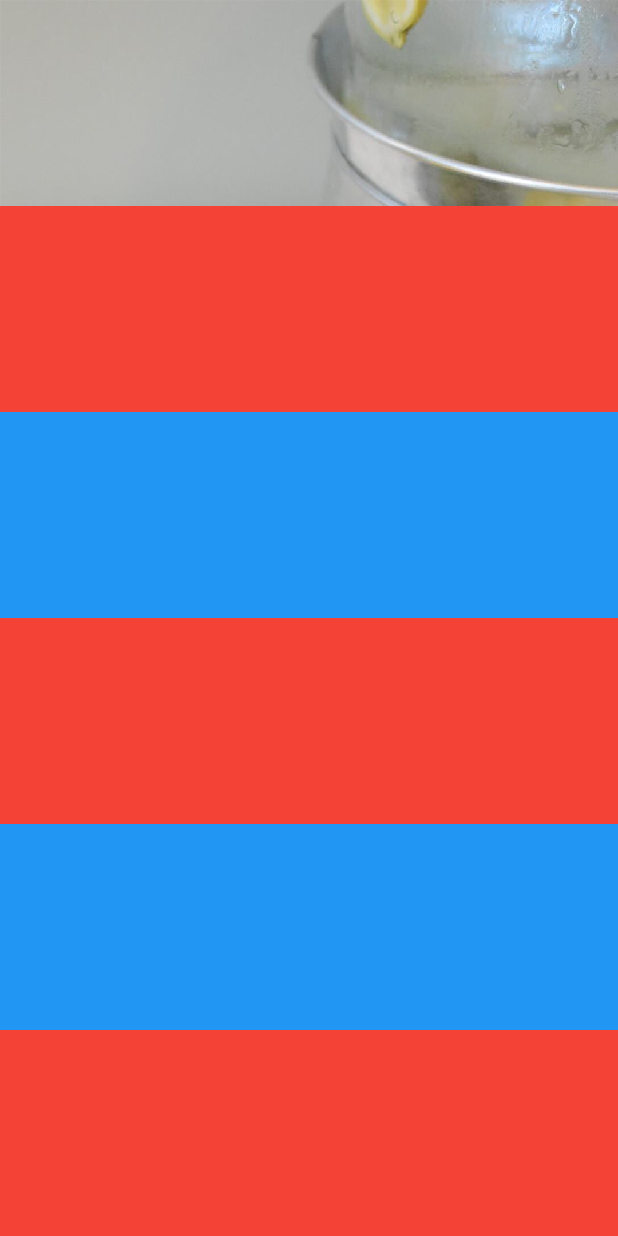
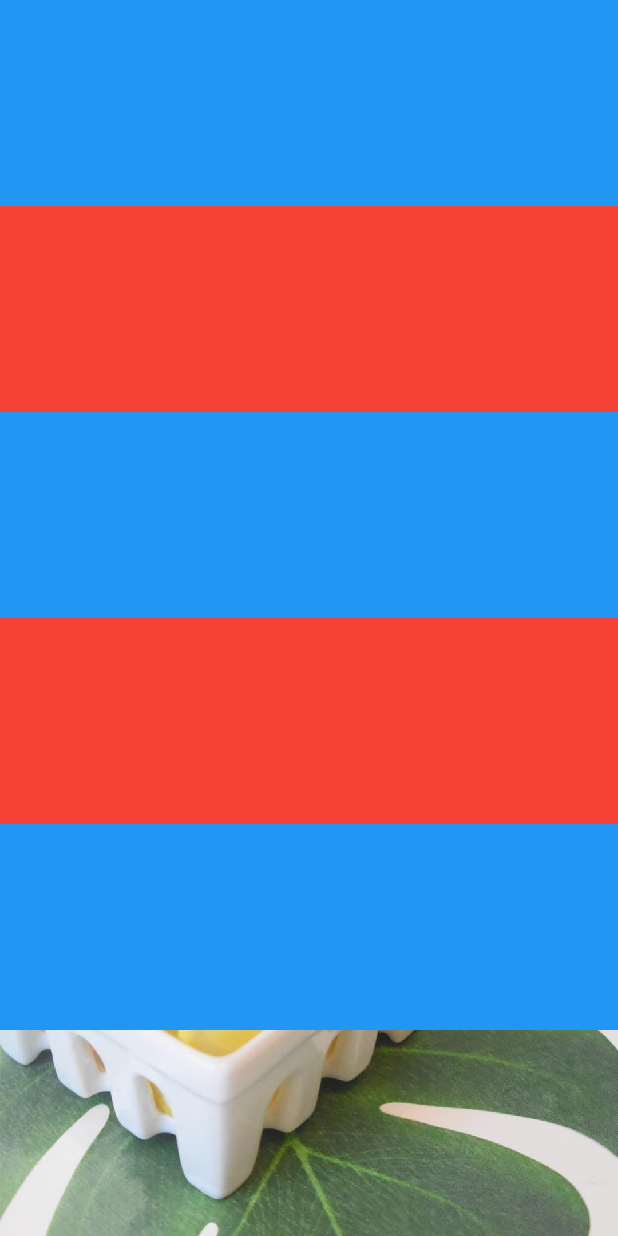
Before and after one commit to bladeofgod/listview_perspective_item, a Flutter app: the screen it shows after launch, on a phone screen of 412 x 824 dp. Run offline on Flutter 3.47's test engine with Material 2 defaults, Android fonts, the phone set to English and light mode, and no system bars.

Commit message:
all done

```diff
--- a/lib/demo_page.dart
+++ b/lib/demo_page.dart
@@ -1,4 +1,5 @@
 
+import 'package:flutter/cupertino.dart';
 import 'package:flutter/material.dart';
 import 'dart:ui' as ui;
 import 'dart:math' as math;
@@ -50,9 +51,11 @@ class DemoPageState extends State<DemoPage> {
 
   Widget listView(Size size){
     return ListView(
+      padding: EdgeInsets.all(0),
+      key: key,
       controller: controller,
       children: List.generate(30, (index){
-        return index == 0 ? specialOne(size): Container(
+        return (index == 10 || index == 5) ? specialOne(size): Container(
           width: size.width,height: size.height/6,
           color: index % 2 == 0 ? Colors.blue : Colors.red,
         );
@@ -65,7 +68,8 @@ class DemoPageState extends State<DemoPage> {
   Widget specialOne(Size size){
     return Container(
       width: size.width,height: size.height/6,
-      child: DrawImageItem(size: size, controller: controller),
+      child: DrawImageItem(size: size, controller: controller,viewPortHeight: size.height/6,
+        parentKey: key,),
     );
   }
 
@@ -76,11 +80,14 @@ class DemoPageState extends State<DemoPage> {
 class DrawImageItem extends StatefulWidget{
   final Size size;
   final ScrollController controller;
+  final double viewPortHeight;
+  final GlobalKey parentKey;
 
-  const DrawImageItem({Key key, @required this.size,@required this.controller}) : super(key: key);
+  const DrawImageItem({Key key, @required this.size,@required this.controller,this.viewPortHeight
+  ,this.parentKey}) : super(key: key);
   @override
   State<StatefulWidget> createState() {
-    return DrawImageItemState(size,controller);
+    return DrawImageItemState(size,controller,viewPortHeight,parentKey);
   }
 
 }
@@ -88,11 +95,21 @@ class DrawImageItem extends StatefulWidget{
 class DrawImageItemState extends State<DrawImageItem> {
   final Image image = Image.asset('assets/lemon.png');
   final ScrollController controller;
+  final double viewPortHeight;
+  final GlobalKey parentKey;
 
   final Size size ;
 
   ui.Image uiImage;
-  DrawImageItemState(this.size,this.controller);
+  DrawImageItemState(this.size,this.controller,this.viewPortHeight,this.parentKey);
+
+  ///屏幕/图片
+  double widthRatio;
+  double heightRatio;
+  ///image
+  Rect srcRect ;
+  ///view
+  Rect dstRect ;
 
   @override
   void initState() {
@@ -102,6 +119,10 @@ class DrawImageItemState extends State<DrawImageItem> {
       newStream.addListener(ImageStreamListener((image,_){
         if(image?.image != null){
           uiImage = image.image;
+          widthRatio = uiImage.width / size.width;
+          heightRatio = uiImage.height / size.height;
+          initRect();
+          initListener();
           setState(() {
 
           });
@@ -109,19 +130,48 @@ class DrawImageItemState extends State<DrawImageItem> {
       }));
     });
 
-    initListener();
+
 
 
   }
+  void initRect(){
+    final RenderBox renderBox = context.findRenderObject() as RenderBox;
+    Offset globalPos = renderBox.localToGlobal(Offset.zero,ancestor: parentKey.currentContext.findRenderObject());
+    debugPrint('$globalPos');
+    srcRect = Rect.fromLTWH(
+        globalPos.dx,
+        math.min(globalPos.dy*heightRatio, uiImage.height.floorToDouble() - (viewPortHeight*widthRatio)),
+        size.width * widthRatio,
+        viewPortHeight * heightRatio);
+    dstRect = Rect.fromLTWH(
+        0,
+        0,
+        //math.min(globalPos.dy, size.height-viewPortHeight),
+        size.width,
+        viewPortHeight);
+  }
 
-  double topDis = 0;
+
+
+
+
+
   void initListener(){
     controller.addListener(() {
       if(mounted && context != null){
         final RenderBox renderBox = context.findRenderObject() as RenderBox;
-        Offset globalPos = renderBox.localToGlobal(Offset.zero);
-        topDis = globalPos.dy;
-        debugPrint('-- $topDis');
+        final Offset dstOffset = renderBox.localToGlobal(Offset.zero,ancestor: parentKey.currentContext.findRenderObject());
+        //debugPrint('$heightRatio -- $dstOffset');
+        final Offset realOffset = dstOffset.dy <= 0
+            ? Offset(dstOffset.dx,0)
+             : (dstOffset.dy * heightRatio) >= uiImage.height
+                ? Offset(dstOffset.dx,uiImage.height.toDouble()) :dstOffset;
+        srcRect = Rect.fromLTWH(
+            realOffset.dx,
+            math.min(realOffset.dy*heightRatio, uiImage.height.floorToDouble() - (viewPortHeight*widthRatio)),
+            size.width * widthRatio,
+            viewPortHeight * heightRatio);
+        //dstRect = dstRect.shift(realOffset);
         setState(() {
 
         });
@@ -141,67 +191,75 @@ class DrawImageItemState extends State<DrawImageItem> {
     );
   }
 
+
+
   @override
   Widget build(BuildContext context) {
 
     return uiImage == null ?
     Center(child: Text('loading'),)
         :  CustomPaint(
-      painter: MyPaint(uiImage,size,topDis,size.height/6),
+      painter: MyPaint(uiImage,srcRect,dstRect),
     );
     //slideViewPort(size);
   }
 
 
 
-  Widget slideViewPort(Size size){
-    return GestureDetector(
-      onVerticalDragEnd: (endDetails){
-        //topDis = 0;
-      },
-      onVerticalDragUpdate: (updateDetails){
-        topDis += updateDetails.delta.dy;
-        topDis = math.min(0, topDis);
-        setState(() {
-
-        });
-
-      },
-      child: CustomPaint(
-        painter: MyPaint(uiImage,size,topDis,300),
-      ),
-    );
-  }
+//  Widget slideViewPort(Size size){
+//    return GestureDetector(
+//      onVerticalDragEnd: (endDetails){
+//        //topDis = 0;
+//      },
+//      onVerticalDragUpdate: (updateDetails){
+////        topDis += updateDetails.delta.dy;
+////        topDis = math.min(0, topDis);
+////        setState(() {
+////
+////        });
+//
+//      },
+//      child: CustomPaint(
+//        painter: MyPaint(uiImage,size,topDis,300),
+//      ),
+//    );
+//  }
 
 }
 
 
 
 class MyPaint extends CustomPainter{
+  final ui.Image _image;
+  final Rect srcRect ;
+  final Rect dstRect ;
+  MyPaint(this._image, this.srcRect, this.dstRect);
 
-  final double viewPortHeight;
-  final ui.Image _image;
-  final Size size;
-  final double widthRatio;
-  final double heightRatio;
-  ///顶部偏移
-  final double topDelta;
 
-  MyPaint(this._image,this.size,this.topDelta,this.viewPortHeight)
-      : widthRatio = _image.width / size.width,
-        heightRatio = _image.height / size.height{
-    srcRect= Rect.fromLTWH(0,math.min(topDelta*widthRatio, _image.height.floorToDouble() - (viewPortHeight*widthRatio)),
-        size.width * widthRatio, viewPortHeight * heightRatio);
-    dstRect = Rect.fromLTWH(0,math.min(topDelta, size.height-viewPortHeight), size.width, viewPortHeight);
-  }
+//  final double viewPortHeight;
+//  final ui.Image _image;
+//  final Size size;
+//  final double widthRatio;
+//  final double heightRatio;
+//  ///顶部偏移
+//  final double topDelta;
 
-  Rect srcRect ;
-  Rect dstRect ;
+//  MyPaint(this._image,this.size,this.topDelta,this.viewPortHeight)
+//      : widthRatio = _image.width / size.width,
+//        heightRatio = _image.height / size.height{
+//    srcRect= Rect.fromLTWH(0,math.min(topDelta*widthRatio, _image.height.floorToDouble() - (viewPortHeight*widthRatio)),
+//        size.width * widthRatio, viewPortHeight * heightRatio);
+//    dstRect = Rect.fromLTWH(0,math.min(topDelta, size.height-viewPortHeight), size.width, viewPortHeight);
+//  }
+
+
   final Paint myPaint = Paint()..isAntiAlias = true;
+
+
 
   @override
   void paint(Canvas canvas, Size size) {
-    debugPrint('$srcRect');
+    //debugPrint('$srcRect');
     canvas.drawImageRect(_image, srcRect, dstRect, myPaint);
   }
 
```
Also changed, not shown: pubspec.lock, 2 other files.
